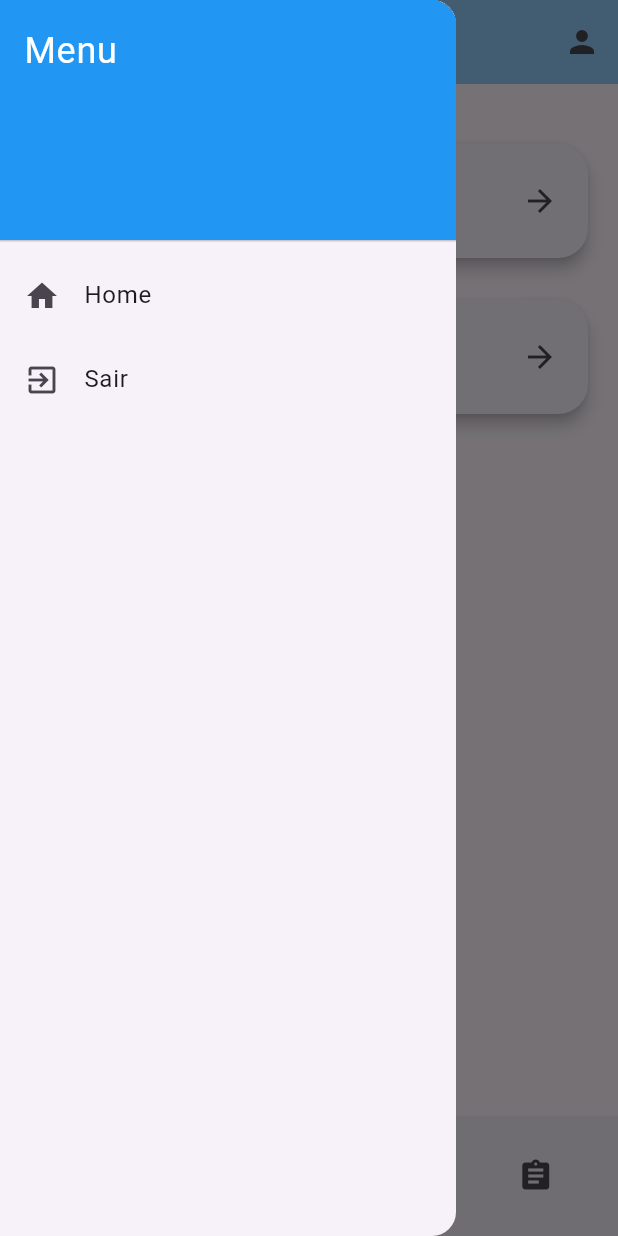
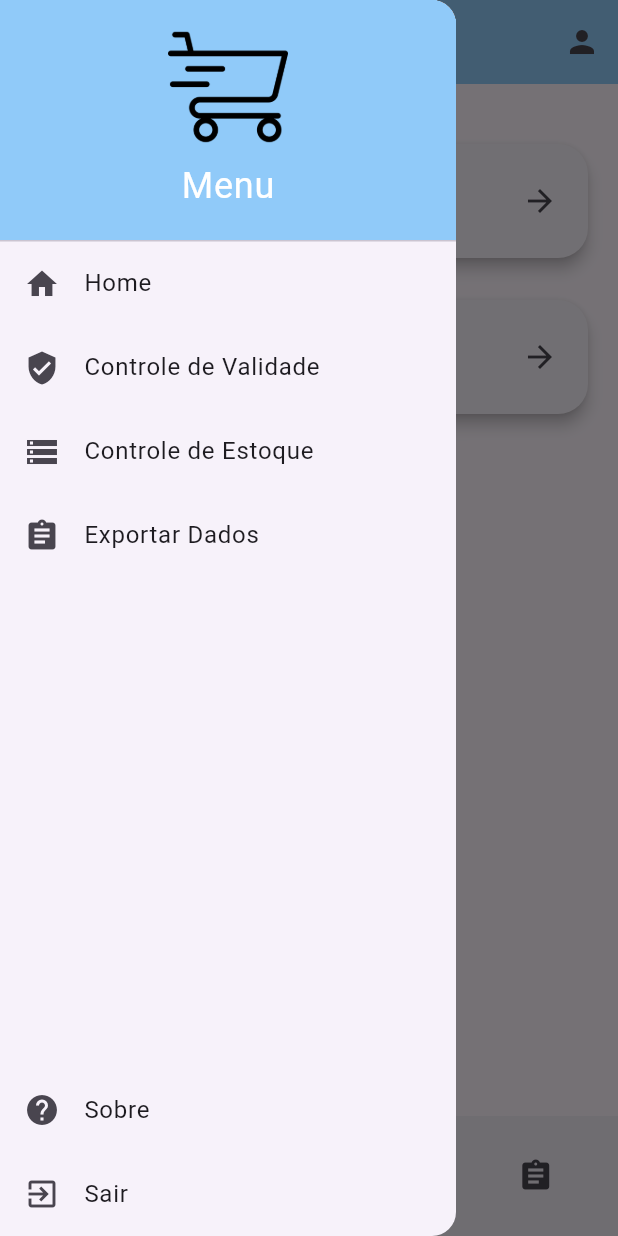
Before and after one commit to LucasGoulartsl/Syncrol-, a Flutter app: the HomeScreen screen opened directly, with the side drawer open, on a phone screen of 412 x 824 dp. Run offline on Flutter 3.47's test engine with Material 3 defaults, Android fonts, the phone set to English and light mode, and no system bars; our stand-ins replace flutter_secure_storage, font_awesome_flutter, google_fonts; missing offline and left inert: flutter_barcode_scanner; accounts and stored records are empty; network calls fail.

Commit message:
Atualizacoes finais

```diff
--- /dev/null
+++ b/lib/components/custom_drawer.dart
@@ -0,0 +1,115 @@
+import 'package:flutter/material.dart';
+import 'package:my_project_flutter/views/about_view.dart';
+import 'package:my_project_flutter/views/control_stock_view.dart';
+import 'package:my_project_flutter/views/home_view.dart';
+import 'package:my_project_flutter/views/control_validate_view.dart';
+import 'package:my_project_flutter/views/export_view.dart';
+import 'package:my_project_flutter/views/login_view.dart';
+
+class CustomDrawer extends StatelessWidget {
+  const CustomDrawer({super.key});
+
+  @override
+  Widget build(BuildContext context) {
+    return Drawer(
+      child: Column(
+        children: [
+          const DrawerHeader(
+            decoration: BoxDecoration(
+              color: Color.fromARGB(255, 144, 202, 249),
+            ),
+            margin: EdgeInsets.zero, // Remove margens desnecessárias
+            padding: EdgeInsets.zero, // Remove espaçamentos desnecessários
+            child: Center(
+              child: Column(
+                mainAxisAlignment: MainAxisAlignment.center,
+                crossAxisAlignment: CrossAxisAlignment.center,
+                children: [
+                  Image(
+                    image: AssetImage('assets/images/shopping_cart_logo.png'),
+                    height: 80, // Ajuste o tamanho da logo
+                  ),
+                  SizedBox(height: 8), // Espaçamento entre a logo e o texto
+                  Text(
+                    'Menu',
+                    style: TextStyle(color: Colors.white, fontSize: 24),
+                  ),
+                ],
+              ),
+            ),
+          ),
+          Expanded(
+            child: ListView(
+              children: [
+                ListTile(
+                  leading: const Icon(Icons.home),
+                  title: const Text('Home'),
+                  onTap: () {
+                    Navigator.pushReplacement(
+                      context,
+                      MaterialPageRoute(
+                          builder: (context) => const HomeScreen()),
+                    );
+                  },
+                ),
+                ListTile(
+                  leading: const Icon(Icons.verified_user),
+                  title: const Text('Controle de Validade'),
+                  onTap: () {
+                    Navigator.pushReplacement(
+                      context,
+                      MaterialPageRoute(
+                          builder: (context) => const ControlVali()),
+                    );
+                  },
+                ),
+                ListTile(
+                  leading: const Icon(Icons.storage),
+                  title: const Text('Controle de Estoque'),
+                  onTap: () {
+                    Navigator.pushReplacement(
+                      context,
+                      MaterialPageRoute(
+                          builder: (context) => const ControlStock()),
+                    );
+                  },
+                ),
+                ListTile(
+                  leading: const Icon(Icons.assignment),
+                  title: const Text('Exportar Dados'),
+                  onTap: () {
+                    Navigator.pushReplacement(
+                      context,
+                      MaterialPageRoute(
+                          builder: (context) => const ExportScreen()),
+                    );
+                  },
+                ),
+              ],
+            ),
+          ),
+          ListTile(
+            leading: const Icon(Icons.help),
+            title: const Text('Sobre'),
+            onTap: () {
+              Navigator.pushReplacement(
+                context,
+                MaterialPageRoute(builder: (context) => const AboutPage()),
+              );
+            },
+          ),
+          ListTile(
+            leading: const Icon(Icons.exit_to_app),
+            title: const Text('Sair'),
+            onTap: () {
+              Navigator.pushReplacement(
+                context,
+                MaterialPageRoute(builder: (context) => const LoginScreen()),
+              );
+            },
+          ),
+        ],
+      ),
+    );
+  }
+}
--- a/lib/model/environment.dart
+++ b/lib/model/environment.dart
@@ -1,9 +1,9 @@
 class Environment {
-  static const bool useLocalhost = true; // Altere para `true` se quiser usar localhost
+  static const bool useLocalhost = false; // Altere para `true` se quiser usar localhost
 
   static String get baseUrl {
     return useLocalhost
         ? 'http://localhost:3000'
-        : 'http://192.168.0.4:3000';
+        : 'http://192.168.158.178:3000';
   }
 }
--- a/lib/views/export_view.dart
+++ b/lib/views/export_view.dart
@@ -95,7 +95,7 @@ class _ExportScreenState extends State<ExportScreen> {
                       groupValue: exportOption,
                       onChanged: (value) {
                         setState(() {
-                          exportOption = value as String?;
+                          exportOption = value;
                         });
                       },
                       title: const Text('Por estoque'),
@@ -105,7 +105,7 @@ class _ExportScreenState extends State<ExportScreen> {
                       groupValue: exportOption,
                       onChanged: (value) {
                         setState(() {
-                          exportOption = value as String?;
+                          exportOption = value;
                         });
                       },
                       title: const Text('Por validade'),
--- a/lib/views/home_view.dart
+++ b/lib/views/home_view.dart
@@ -1,6 +1,7 @@
 import 'package:flutter/material.dart';
 import 'package:my_project_flutter/components/app_bar.dart'; // Importa o widget AppBar personalizado
 import 'package:my_project_flutter/components/bottons_low.dart'; // Importa o widget BottomAppBar personalizado
+import 'package:my_project_flutter/components/custom_drawer.dart';
 import 'package:my_project_flutter/views/about_view.dart';
 import 'package:my_project_flutter/views/add_product_view.dart';
 import 'package:my_project_flutter/views/control_stock_view.dart';
@@ -15,42 +16,7 @@ class HomeScreen extends StatelessWidget {
   Widget build(BuildContext context) {
     return Scaffold(
       appBar: customAppBar(context: context, showUserButton: true),
-      drawer: Drawer(
-        child: ListView(
-          padding: EdgeInsets.zero,
-          children: <Widget>[
-            const DrawerHeader(
-              decoration: BoxDecoration(
-                color: Colors.blue,
-              ),
-              child: Text(
-                'Menu',
-                style: TextStyle(
-                  color: Colors.white,
-                  fontSize: 24,
-                ),
-              ),
-            ),
-            ListTile(
-              leading: const Icon(Icons.home),
-              title: const Text('Home'),
-              onTap: () {
-                Navigator.pop(context); // Fecha o drawer
-              },
-            ),
-            ListTile(
-              leading: const Icon(Icons.exit_to_app),
-              title: const Text('Sair'),
-              onTap: () {
-                Navigator.pushReplacement(
-                  context,
-                  MaterialPageRoute(builder: (context) => const LoginScreen()),
-                );
-              },
-            ),
-          ],
-        ),
-      ),
+      drawer: const CustomDrawer(),
       body: Padding(
         padding: const EdgeInsets.all(16.0),
         child: Column(
```
Also changed, not shown: lib/views/about_view.dart (+54 -31 lines), lib/views/control_stock_view.dart (+2 -27 lines), lib/views/control_validate_view.dart (+22 -15 lines), 1 other file.
